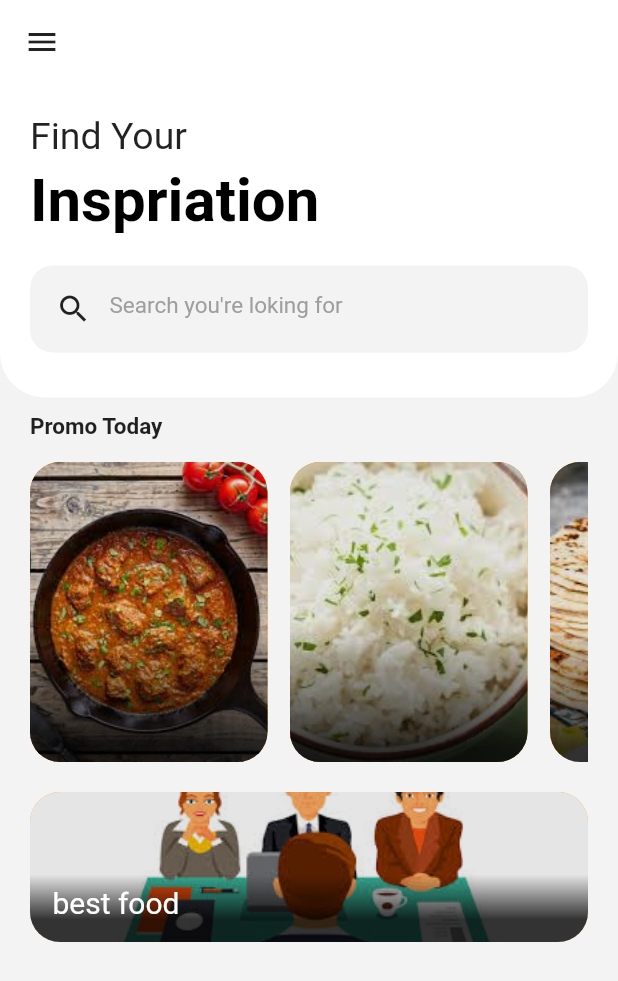
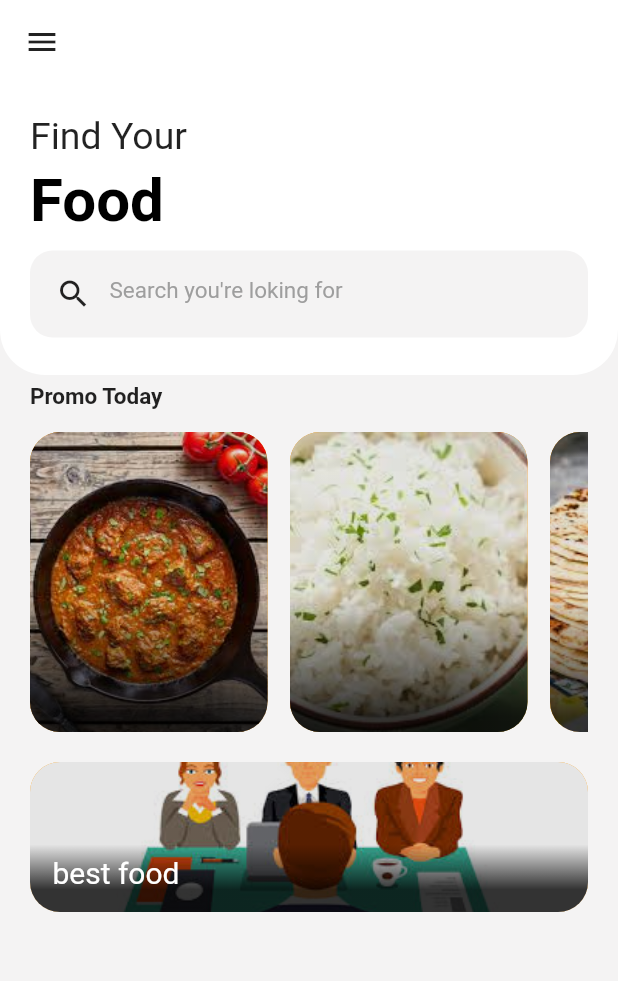
Before and after one commit to sauravgurjar/flutter_project, a Flutter app: the screen it shows after launch, on a phone screen of 412 x 824 dp. Shown: the top 981 px of the screen. Run offline on Flutter 3.47's test engine with Material 2 defaults, Android fonts, the phone set to English and light mode, and no system bars.

Commit message:
clear  some bug

```diff
--- a/Day1/lib/main.dart
+++ b/Day1/lib/main.dart
@@ -27,9 +27,12 @@ class _HomepageState extends State<Homepage> {
         ),
       ),
       body: SafeArea(
+        child:SingleChildScrollView(
         child: Column(
           crossAxisAlignment: CrossAxisAlignment.start,
+
           children: <Widget>[
+
             Container(
               width: double.infinity,
               decoration: BoxDecoration(
@@ -49,11 +52,11 @@ class _HomepageState extends State<Homepage> {
                     height: 5,
                   ),
                   Text(
-                    'Inspriation',
+                    'Food',
                     style: TextStyle(color: Colors.black, fontSize: 40.0,fontWeight: FontWeight.bold),
                   ),
                   SizedBox(
-                    height: 20,
+                    height: 10,
                   ),
                   Container(
                     padding: EdgeInsets.all(5),
@@ -74,13 +77,13 @@ class _HomepageState extends State<Homepage> {
                     ),
                   ),
                   SizedBox(
-                    height: 10,
+                    height: 5,
                   ),
                 ],
               ),
             ),
             SizedBox(
-              height: 10,
+              height: 5,
             ),
             Padding(
               padding: const EdgeInsets.symmetric(horizontal: 20.0),
@@ -94,7 +97,7 @@ class _HomepageState extends State<Homepage> {
                   SizedBox(
                     height: 15,
                   ),
-                  Container(
+                  Container(   // promo today
                     height: 200,
                     child: ListView(
                       scrollDirection: Axis.horizontal,
@@ -110,7 +113,8 @@ class _HomepageState extends State<Homepage> {
                     height: 20.0,
                   ),
                   Container(
-                     height: 100,
+
+                     height: 100,// size of container last food
                      decoration:BoxDecoration(
                          borderRadius: BorderRadius.circular(20),
                          color: Colors.orange,
@@ -141,7 +145,7 @@ class _HomepageState extends State<Homepage> {
           ],
         ),
       ),
-    );
+    ),);
   }
 
   Widget promocard(Image) {
```
